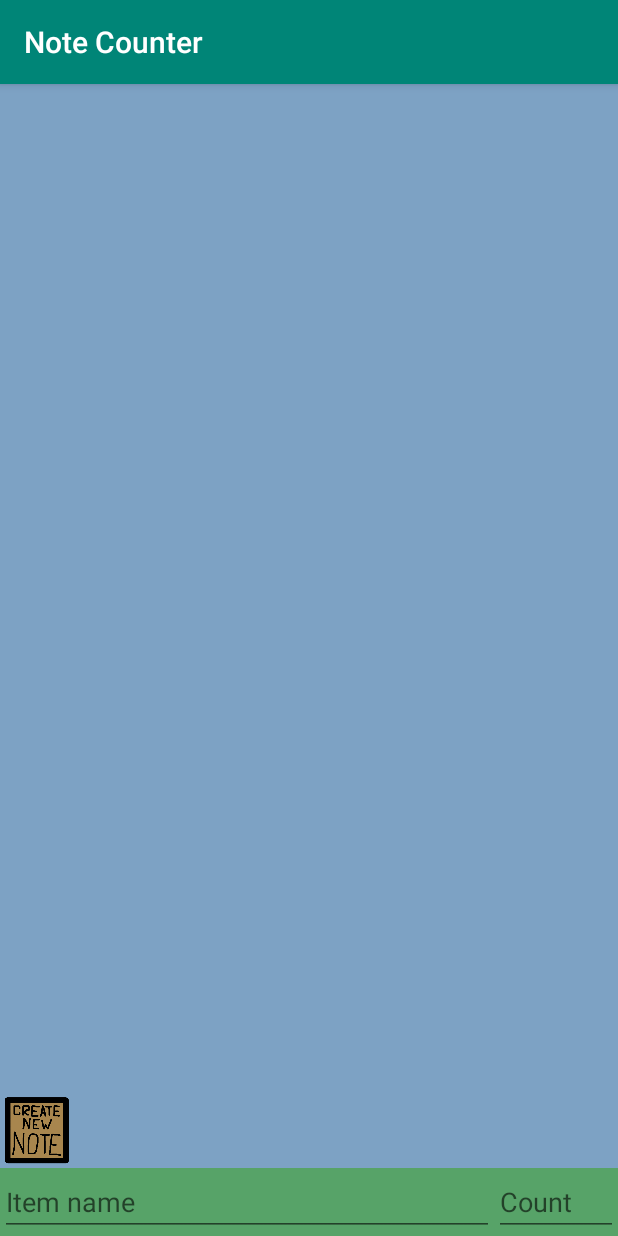
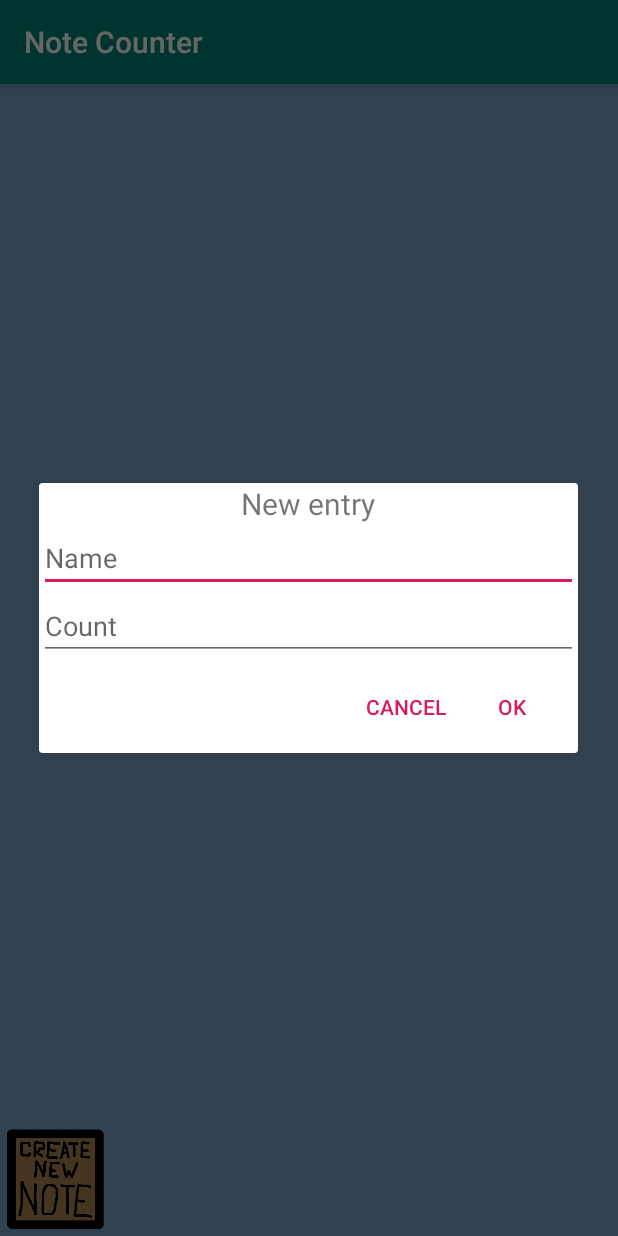
Before and after one commit to ATufekovic/NoteCounter, an Android app: the screen it shows after launch (MainActivity), after a tap on an icon or button, on a phone screen of 412 x 824 dp. Run offline under Robolectric (Android 15) with nearby library versions, the phone set to English and light mode, and no system bars; our stand-ins replace Room's generated code; libraries missing offline, so code that uses them is left out: android.arch.persistence.

Commit message:
Added dialog for new entries, cleaned up code

```diff
--- a/app/src/main/java/hr/ferit/antotufekovic/notecounter/MainActivity.java
+++ b/app/src/main/java/hr/ferit/antotufekovic/notecounter/MainActivity.java
@@ -2,23 +2,23 @@ package hr.ferit.antotufekovic.notecounter;
 
 import android.arch.lifecycle.Observer;
 import android.arch.lifecycle.ViewModelProviders;
+import android.content.DialogInterface;
 import android.support.annotation.Nullable;
+import android.support.v7.app.AlertDialog;
 import android.support.v7.app.AppCompatActivity;
 import android.os.Bundle;
 import android.support.v7.widget.LinearLayoutManager;
 import android.support.v7.widget.RecyclerView;
+import android.view.LayoutInflater;
 import android.view.View;
 import android.widget.EditText;
 import android.widget.ImageView;
+import android.widget.TextView;
 import android.widget.Toast;
-
-import java.util.ArrayList;
 import java.util.List;
 
 public class MainActivity extends AppCompatActivity implements NameClickInterface {
 
-    private EditText et_item_name;
-    private EditText et_item_count;
     private ImageView iv_create;
 
     private RecyclerView recyclerView;
@@ -26,11 +26,13 @@ public class MainActivity extends AppCompatActivity implements NameClickInterfac
 
     private EntryViewModel mEntryViewModel;
 
+    private String name;
+    private int count;
+
     @Override
     protected void onCreate(Bundle savedInstanceState) {
         super.onCreate(savedInstanceState);
         setContentView(R.layout.activity_main);
-
 
         recyclerView=findViewById(R.id.recyclerView);
         adapter = new RecyclerAdapter(this);
@@ -38,7 +40,6 @@ public class MainActivity extends AppCompatActivity implements NameClickInterfac
         recyclerView.setLayoutManager(new LinearLayoutManager(this));
 
         initializeUI();
-        //setupRecyclerData();
         setUpListeners();
 
         mEntryViewModel=ViewModelProviders.of(this).get(EntryViewModel.class);
@@ -54,90 +55,76 @@ public class MainActivity extends AppCompatActivity implements NameClickInterfac
         iv_create.setOnClickListener(new View.OnClickListener() {
             @Override
             public void onClick(View v) {
-                String name;
-                int count;
+                LayoutInflater factory = LayoutInflater.from(MainActivity.this);
+                final View textEntryView = factory.inflate(R.layout.text_entry,null);
+                final EditText et_input_name = (EditText) textEntryView.findViewById(R.id.et_text_entry_name);
+                final EditText et_input_count = (EditText) textEntryView.findViewById(R.id.et_text_entry_count);
+                et_input_name.setText("", TextView.BufferType.EDITABLE);
+                et_input_count.setText("", TextView.BufferType.EDITABLE);
+                final AlertDialog.Builder alert = new AlertDialog.Builder(MainActivity.this);
 
-                if(!isEmpty(et_item_name))
+
+                alert.setView(textEntryView);
+
+                alert.setPositiveButton("OK", new DialogInterface.OnClickListener() {
+                    @Override
+                    public void onClick(DialogInterface dialog, int which) {
+                        if(!isEmpty(et_input_name))
                         {
-                    name = String.valueOf(et_item_name.getText());
+                            name = String.valueOf(et_input_name.getText().toString().trim());
                         }
                         else
                             return;
 
-                if(!isEmpty(et_item_count))
+                        if(!isEmpty(et_input_count))
                         {
-                    count = Integer.parseInt(et_item_count.getText().toString());
+                            count = Integer.parseInt(et_input_count.getText().toString());
                         }
                         else
                             return;
 
                         Entry entry = new Entry(name,count);
-                //adapter.insertNewItem(entry,adapter.getItemCount());
-                //not using adapters innate methods directly anymore
                         mEntryViewModel.insert(entry);
+                    }
+                });
+                alert.setNegativeButton("Cancel", new DialogInterface.OnClickListener() {
+                    @Override
+                    public void onClick(DialogInterface dialog, int which) {
 
-                et_item_name.setText("");
-                et_item_count.setText("");
+                    }
+                });
+                alert.show();
+
             }
         });
     }
 
-    private void setupRecyclerData() {
-        List<Entry> data = new ArrayList<>();
-
-
-        //TODO: sharedPreference loading on startup
-        data.add(new Entry("km",0));
-
-
-        adapter.addEntries(data);
-    }
-
     private void initializeUI() {
-        et_item_name=findViewById(R.id.et_item_name);
-        et_item_count=findViewById(R.id.et_item_count);
         iv_create =findViewById(R.id.iv_create);
     }
 
     @Override
     public void onDeleteClicked(int position) {
-        //adapter.removeEntry(position);
         mEntryViewModel.delete(adapter.getEntries().get(position));
     }
 
     @Override
-    public void onIncrementClicked(int position, Entry entry) {
-        /*String name = entry.getName();
-        int count = entry.getCount();
-        count++;
-        Entry updatedUnit = new Entry(name,count);
-
-        adapter.changeEntry(updatedUnit,position);
-        adapter.notifyItemChanged(position);*/
-        //done did, my previous methods were pretty stupid
-        mEntryViewModel.incrementUpdate(entry);
+    public void onIncrementClicked(int position) {
+        mEntryViewModel.incrementUpdate(adapter.getEntries().get(position));
     }
 
     @Override
-    public void onDecrementClicked(int position, Entry entry) {
-        /*String name = entry.getName();
-        int count = entry.getCount();
-        count--;
-        Entry updatedUnit = new Entry(name,count);
-
-        adapter.changeEntry(updatedUnit,position);
-        adapter.notifyItemChanged(position);*/
-        //done did
-        mEntryViewModel.decrementUpdate(entry);
+    public void onDecrementClicked(int position) {
+        mEntryViewModel.decrementUpdate(adapter.getEntries().get(position));
     }
 
-    private boolean isEmpty(EditText etText) {
+    private boolean isEmpty(EditText etText) {//cant implement this elsewhere due to lack of view
         if (etText.getText().toString().trim().length() > 0)
             return false;
         else
         {
             Toast.makeText(this, "Empty input field(s)", Toast.LENGTH_SHORT).show();
-            return true;//should probably implement this somewhere else hmm
+            return true;
         }
     }
 }
--- a/app/src/main/java/hr/ferit/antotufekovic/notecounter/NameClickInterface.java
+++ b/app/src/main/java/hr/ferit/antotufekovic/notecounter/NameClickInterface.java
@@ -2,7 +2,7 @@ package hr.ferit.antotufekovic.notecounter;
 
 public interface NameClickInterface {
     void onDeleteClicked(int position);
-    void onIncrementClicked(int position, Entry unit);
-    void onDecrementClicked(int position, Entry unit);
+    void onIncrementClicked(int position);
+    void onDecrementClicked(int position);
 
 }
--- a/app/src/main/java/hr/ferit/antotufekovic/notecounter/NameViewHolder.java
+++ b/app/src/main/java/hr/ferit/antotufekovic/notecounter/NameViewHolder.java
@@ -49,10 +49,10 @@ public class NameViewHolder extends RecyclerView.ViewHolder implements View.OnCl
         if (v == iv_Cell_delete)
             clickInterface.onDeleteClicked(getAdapterPosition());
         else if (v == iv_Cell_increment) {
-            clickInterface.onIncrementClicked(getAdapterPosition(), unit);
+            clickInterface.onIncrementClicked(getAdapterPosition());
         }
         else if (v == iv_Cell_decrement) {
-            clickInterface.onDecrementClicked(getAdapterPosition(), unit);
+            clickInterface.onDecrementClicked(getAdapterPosition());
         }
     }
 }
--- a/app/src/main/java/hr/ferit/antotufekovic/notecounter/RecyclerAdapter.java
+++ b/app/src/main/java/hr/ferit/antotufekovic/notecounter/RecyclerAdapter.java
@@ -65,7 +65,7 @@ public class RecyclerAdapter extends RecyclerView.Adapter<NameViewHolder> {
         return entryList;
     }
 
-    public void insertNewItem(String name,int count, int position) {
+    /*public void insertNewItem(String name,int count, int position) {
         if (position >= 0 && position <= entryList.size()) {
             entryList.add(position, new Entry(name,count));
             notifyItemInserted(position);
@@ -93,5 +93,5 @@ public class RecyclerAdapter extends RecyclerView.Adapter<NameViewHolder> {
             entryList.remove(position);
             notifyItemRemoved(position);
         }
-    }
+    }*/
 }
--- a/app/src/main/res/layout/activity_main.xml
+++ b/app/src/main/res/layout/activity_main.xml
@@ -19,34 +19,9 @@
 
         <ImageView
             android:id="@+id/iv_create"
-            android:layout_width="50dp"
-            android:layout_height="50dp"
+            android:layout_width="75dp"
+            android:layout_height="75dp"
             android:layout_alignBottom="@id/recyclerView"
             android:src="@drawable/create" />
     </RelativeLayout>
-
-    <LinearLayout
-        android:id="@+id/ll_input"
-        android:layout_width="match_parent"
-        android:layout_height="wrap_content"
-        android:background="@color/ll_input_color"
-        android:orientation="horizontal">
-
-        <EditText
-            android:id="@+id/et_item_name"
-            android:layout_width="0dp"
-            android:layout_height="wrap_content"
-            android:layout_weight="4"
-
-            android:hint="@string/et_item_name_hint"
-            android:inputType="text" />
-
-        <EditText
-            android:id="@+id/et_item_count"
-            android:layout_width="0dp"
-            android:layout_height="wrap_content"
-            android:layout_weight="1"
-            android:hint="@string/et_item_count_hint"
-            android:inputType="number"/>
-    </LinearLayout>
 </LinearLayout>
--- /dev/null
+++ b/app/src/main/res/layout/text_entry.xml
@@ -0,0 +1,24 @@
+<?xml version="1.0" encoding="utf-8"?>
+<LinearLayout xmlns:android="http://schemas.android.com/apk/res/android"
+    android:orientation="vertical"
+    android:layout_width="match_parent"
+    android:layout_height="match_parent">
+    <TextView
+        android:layout_width="match_parent"
+        android:layout_height="wrap_content"
+        android:text="@string/tv_text_entry"
+        android:textAlignment="center"
+        android:textSize="20sp"/>
+    <EditText
+        android:id="@+id/et_text_entry_name"
+        android:layout_width="match_parent"
+        android:layout_height="wrap_content"
+        android:hint="@string/et_text_entry_name_hint"
+        android:inputType="text"/>
+    <EditText
+        android:id="@+id/et_text_entry_count"
+        android:layout_width="match_parent"
+        android:layout_height="wrap_content"
+        android:hint="@string/et_text_entry_count_hint"
+        android:inputType="number"/>
+</LinearLayout>
--- a/app/src/main/res/values/strings.xml
+++ b/app/src/main/res/values/strings.xml
@@ -4,4 +4,7 @@
     <string name="et_item_count_hint">Count</string>
     <string name="btn_create">Create entry</string>
     <string name="btn_delete">Delete focus</string>
+    <string name="tv_text_entry">New entry</string>
+    <string name="et_text_entry_name_hint">Name</string>
+    <string name="et_text_entry_count_hint">Count</string>
 </resources>
--- a/build.gradle
+++ b/build.gradle
@@ -7,7 +7,7 @@ buildscript {
         jcenter()
     }
     dependencies {
-        classpath 'com.android.tools.build:gradle:3.2.1'
+        classpath 'com.android.tools.build:gradle:3.3.0'
 
 
         // NOTE: Do not place your application dependencies here; they belong
```
Also changed, not shown: gradle/wrapper/gradle-wrapper.properties. Lines whose indentation alone changed are shown as unchanged.
